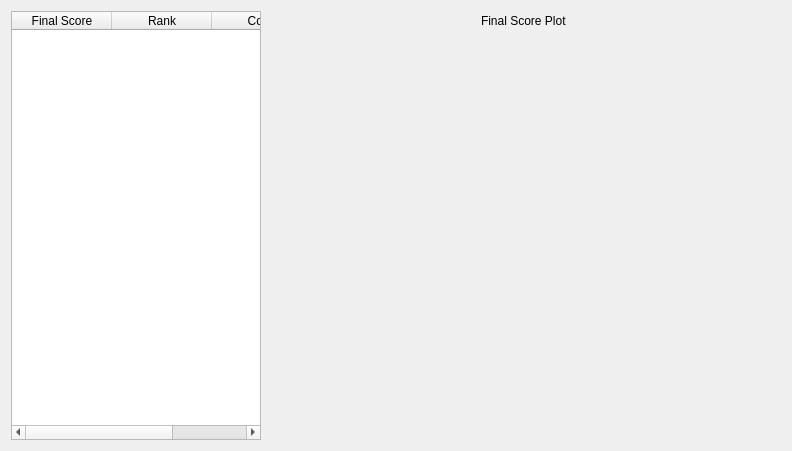
Qt form src/gui/mca_result_view.ui (Ecotrust/delphos) before a commit.
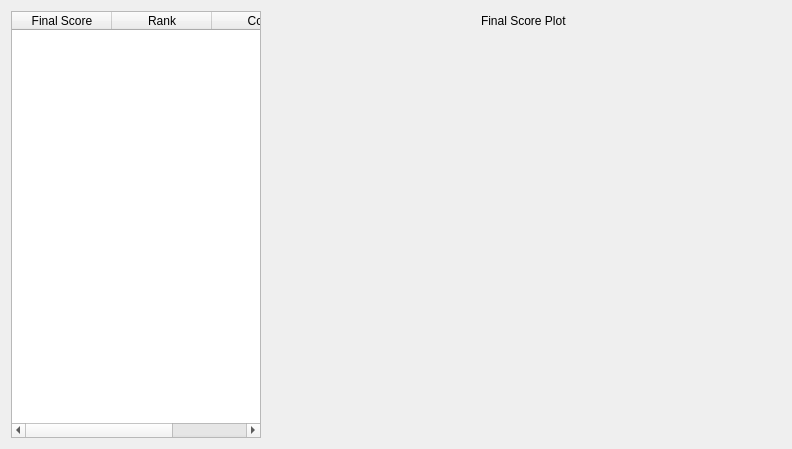
The same form after that commit. Custom widgets are drawn as their Qt base class.

Patch:
```diff
--- a/src/gui/mca_result_view.ui
+++ b/src/gui/mca_result_view.ui
@@ -6,9 +6,15 @@
     <x>0</x>
     <y>0</y>
     <width>792</width>
-    <height>451</height>
+    <height>449</height>
    </rect>
   </property>
+  <property name="font" >
+   <font>
+    <family>Arial</family>
+    <pointsize>9</pointsize>
+   </font>
+  </property>
   <property name="windowTitle" >
    <string>Form</string>
   </property>
```
Left out of the diff: 3 changed lines with no effect on the pictures.
